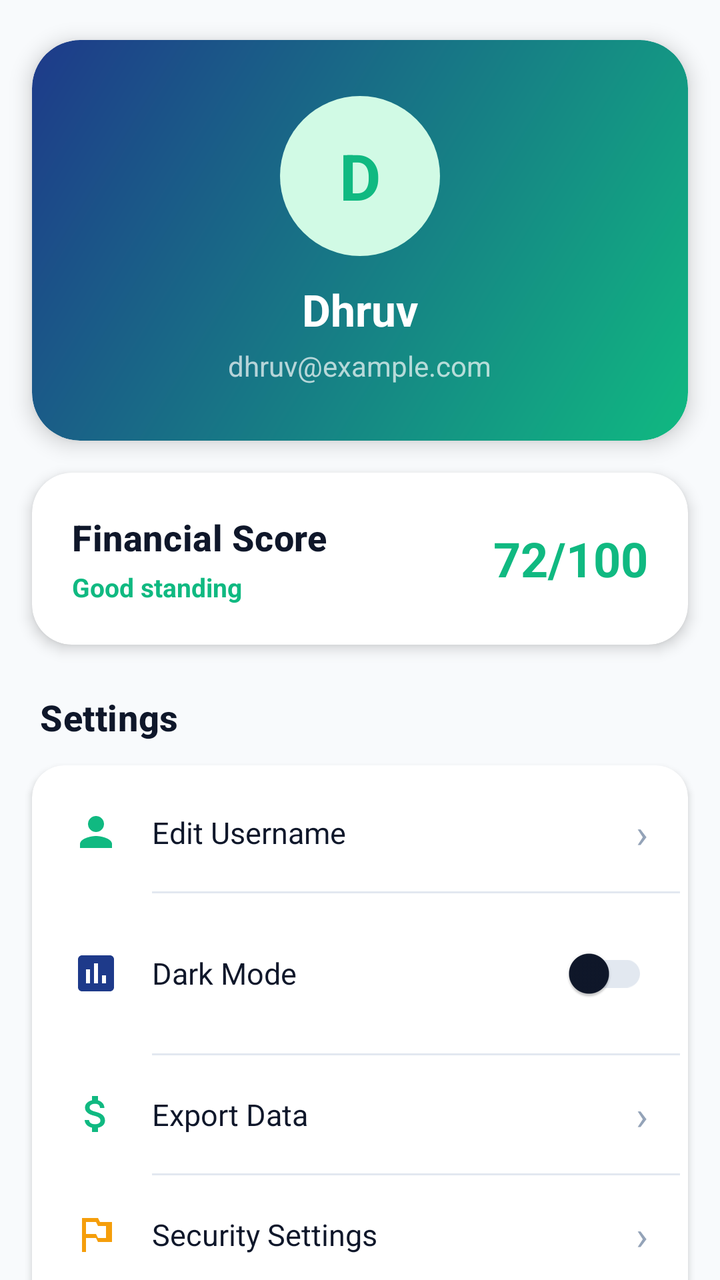
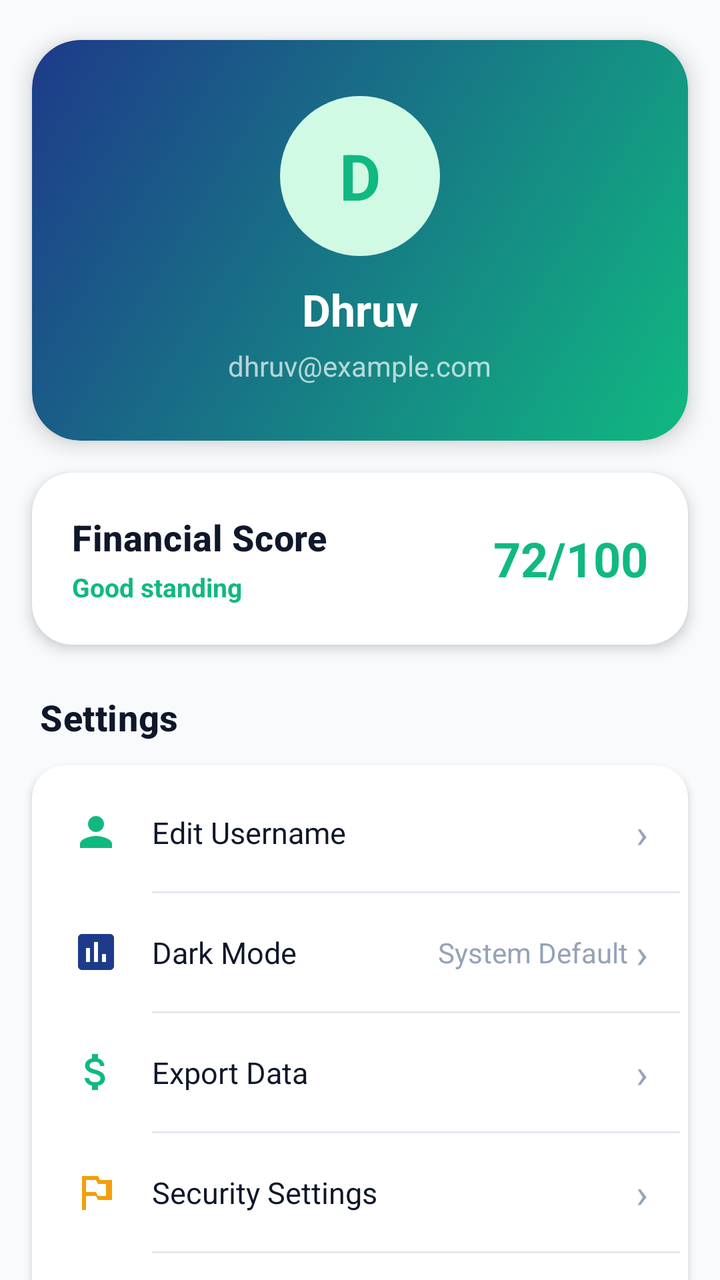

Screens rendered from an Android XML layout before and after an edit, with the pre-edit source and the edit as a unified diff.
<!-- AndroidManifest.xml: application theme Theme.DhanRakshak -->
<!-- res/layout/fragment_profile.xml -->
<?xml version="1.0" encoding="utf-8"?>
<ScrollView xmlns:android="http://schemas.android.com/apk/res/android"
    xmlns:app="http://schemas.android.com/apk/res-auto"
    android:layout_width="match_parent"
    android:layout_height="match_parent"
    android:background="@color/background"
    android:scrollbars="none"
    android:fillViewport="true">

    <LinearLayout
        android:layout_width="match_parent"
        android:layout_height="wrap_content"
        android:orientation="vertical"
        android:paddingBottom="16dp">

        
        <androidx.cardview.widget.CardView
            android:layout_width="match_parent"
            android:layout_height="wrap_content"
            android:layout_marginStart="16dp"
            android:layout_marginEnd="16dp"
            android:layout_marginTop="20dp"
            app:cardCornerRadius="24dp"
            app:cardElevation="6dp">

            <LinearLayout
                android:layout_width="match_parent"
                android:layout_height="wrap_content"
                android:background="@drawable/gradient_primary"
                android:gravity="center"
                android:orientation="vertical"
                android:padding="28dp">

                
                <FrameLayout
                    android:layout_width="80dp"
                    android:layout_height="80dp">

                    <View
                        android:layout_width="80dp"
                        android:layout_height="80dp"
                        android:background="@drawable/bg_quick_action" />

                    <TextView
                        android:id="@+id/tvAvatarLetter"
                        android:layout_width="wrap_content"
                        android:layout_height="wrap_content"
                        android:layout_gravity="center"
                        android:text="D"
                        android:textColor="@color/primary"
                        android:textSize="32sp"
                        android:textStyle="bold" />
                </FrameLayout>

                <TextView
                    android:id="@+id/tvProfileName"
                    android:layout_width="wrap_content"
                    android:layout_height="wrap_content"
                    android:layout_marginTop="12dp"
                    android:text="Dhruv"
                    android:textColor="@color/white"
                    android:textSize="22sp"
                    android:textStyle="bold" />

                <TextView
                    android:id="@+id/tvProfileEmail"
                    android:layout_width="wrap_content"
                    android:layout_height="wrap_content"
                    android:layout_marginTop="4dp"
                    android:text="dhruv@example.com"
                    android:textColor="#B0FFFFFF"
                    android:textSize="14sp" />
            </LinearLayout>
        </androidx.cardview.widget.CardView>

        
        <androidx.cardview.widget.CardView
            android:layout_width="match_parent"
            android:layout_height="wrap_content"
            android:layout_marginStart="16dp"
            android:layout_marginEnd="16dp"
            android:layout_marginTop="16dp"
            app:cardCornerRadius="20dp"
            app:cardElevation="4dp"
            app:cardBackgroundColor="@color/card_background">

            <LinearLayout
                android:layout_width="match_parent"
                android:layout_height="wrap_content"
                android:orientation="horizontal"
                android:padding="20dp"
                android:gravity="center_vertical">

                <LinearLayout
                    android:layout_width="0dp"
                    android:layout_height="wrap_content"
                    android:layout_weight="1"
                    android:orientation="vertical">

                    <TextView
                        android:layout_width="wrap_content"
                        android:layout_height="wrap_content"
                        android:text="Financial Score"
                        style="@style/SectionTitle" />

                    <TextView
                        android:id="@+id/tvScoreStatus"
                        android:layout_width="wrap_content"
                        android:layout_height="wrap_content"
                        android:layout_marginTop="4dp"
                        android:text="Good standing"
                        android:textColor="@color/primary"
                        android:textSize="13sp"
                        android:textStyle="bold" />
                </LinearLayout>

                <TextView
                    android:id="@+id/tvProfileScore"
                    android:layout_width="wrap_content"
                    android:layout_height="wrap_content"
                    android:text="72/100"
                    android:textColor="@color/primary"
                    android:textSize="24sp"
                    android:textStyle="bold" />
            </LinearLayout>
        </androidx.cardview.widget.CardView>

        
        <TextView
            android:layout_width="wrap_content"
            android:layout_height="wrap_content"
            android:layout_marginStart="20dp"
            android:layout_marginTop="24dp"
            android:text="Settings"
            style="@style/SectionTitle" />

        
        <androidx.cardview.widget.CardView
            android:layout_width="match_parent"
            android:layout_height="wrap_content"
            android:layout_marginStart="16dp"
            android:layout_marginEnd="16dp"
            android:layout_marginTop="12dp"
            app:cardCornerRadius="16dp"
            app:cardElevation="2dp"
            app:cardBackgroundColor="@color/card_background">

            <LinearLayout
                android:layout_width="match_parent"
                android:layout_height="wrap_content"
                android:orientation="vertical"
                android:padding="4dp">

                
                <LinearLayout
                    android:id="@+id/btnEditUsername"
                    android:layout_width="match_parent"
                    android:layout_height="wrap_content"
                    android:gravity="center_vertical"
                    android:orientation="horizontal"
                    android:padding="16dp">

                    <ImageView
                        android:layout_width="24dp"
                        android:layout_height="24dp"
                        android:src="@drawable/ic_profile_nav"
                        android:tint="@color/primary" />

                    <TextView
                        android:layout_width="0dp"
                        android:layout_height="wrap_content"
                        android:layout_marginStart="16dp"
                        android:layout_weight="1"
                        android:text="Edit Username"
                        android:textColor="@color/text_primary"
                        android:textSize="15sp" />

                    <TextView
                        android:layout_width="wrap_content"
                        android:layout_height="wrap_content"
                        android:text="›"
                        android:textColor="@color/text_hint"
                        android:textSize="20sp" />
                </LinearLayout>

                <View
                    android:layout_width="match_parent"
                    android:layout_height="1dp"
                    android:layout_marginStart="56dp"
                    android:background="@color/divider" />

                
                <LinearLayout
                    android:layout_width="match_parent"
                    android:layout_height="wrap_content"
                    android:gravity="center_vertical"
                    android:orientation="horizontal"
                    android:padding="16dp">

                    <ImageView
                        android:layout_width="24dp"
                        android:layout_height="24dp"
                        android:src="@drawable/ic_insights_nav"
                        android:tint="@color/secondary" />

                    <TextView
                        android:layout_width="0dp"
                        android:layout_height="wrap_content"
                        android:layout_marginStart="16dp"
                        android:layout_weight="1"
                        android:text="Dark Mode"
                        android:textColor="@color/text_primary"
                        android:textSize="15sp" />

                    <androidx.appcompat.widget.SwitchCompat
                        android:id="@+id/switchDarkMode"
                        android:layout_width="wrap_content"
                        android:layout_height="wrap_content" />
                </LinearLayout>

                <View
                    android:layout_width="match_parent"
                    android:layout_height="1dp"
                    android:layout_marginStart="56dp"
                    android:background="@color/divider" />

                
                <LinearLayout
                    android:id="@+id/btnExportData"
                    android:layout_width="match_parent"
                    android:layout_height="wrap_content"
                    android:gravity="center_vertical"
                    android:orientation="horizontal"
                    android:padding="16dp">

                    <ImageView
                        android:layout_width="24dp"
                        android:layout_height="24dp"
                        android:src="@drawable/ic_income_nav"
                        android:tint="@color/income_green" />

                    <TextView
                        android:layout_width="0dp"
                        android:layout_height="wrap_content"
                        android:layout_marginStart="16dp"
                        android:layout_weight="1"
                        android:text="Export Data"
                        android:textColor="@color/text_primary"
                        android:textSize="15sp" />

                    <TextView
                        android:layout_width="wrap_content"
                        android:layout_height="wrap_content"
                        android:text="›"
                        android:textColor="@color/text_hint"
                        android:textSize="20sp" />
                </LinearLayout>

                <View
                    android:layout_width="match_parent"
                    android:layout_height="1dp"
                    android:layout_marginStart="56dp"
                    android:background="@color/divider" />

                
                <LinearLayout
                    android:id="@+id/btnSecurity"
                    android:layout_width="match_parent"
                    android:layout_height="wrap_content"
                    android:gravity="center_vertical"
                    android:orientation="horizontal"
                    android:padding="16dp">

                    <ImageView
                        android:layout_width="24dp"
                        android:layout_height="24dp"
                        android:src="@drawable/ic_set_goal"
                        android:tint="@color/warning_orange" />

                    <TextView
                        android:layout_width="0dp"
                        android:layout_height="wrap_content"
                        android:layout_marginStart="16dp"
                        android:layout_weight="1"
                        android:text="Security Settings"
                        android:textColor="@color/text_primary"
                        android:textSize="15sp" />

                    <TextView
                        android:layout_width="wrap_content"
                        android:layout_height="wrap_content"
                        android:text="›"
                        android:textColor="@color/text_hint"
                        android:textSize="20sp" />
                </LinearLayout>

                <View
                    android:layout_width="match_parent"
                    android:layout_height="1dp"
                    android:layout_marginStart="56dp"
                    android:background="@color/divider" />

                
                <LinearLayout
                    android:id="@+id/btnAbout"
                    android:layout_width="match_parent"
                    android:layout_height="wrap_content"
                    android:gravity="center_vertical"
                    android:orientation="horizontal"
                    android:padding="16dp">

                    <ImageView
                        android:layout_width="24dp"
                        android:layout_height="24dp"
                        android:src="@drawable/ic_notification"
                        android:tint="@color/balance_blue" />

                    <TextView
                        android:layout_width="0dp"
                        android:layout_height="wrap_content"
                        android:layout_marginStart="16dp"
                        android:layout_weight="1"
                        android:text="About App"
                        android:textColor="@color/text_primary"
                        android:textSize="15sp" />

                    <TextView
                        android:layout_width="wrap_content"
                        android:layout_height="wrap_content"
                        android:text="›"
                        android:textColor="@color/text_hint"
                        android:textSize="20sp" />
                </LinearLayout>
            </LinearLayout>
        </androidx.cardview.widget.CardView>

        
        <TextView
            android:layout_width="wrap_content"
            android:layout_height="wrap_content"
            android:layout_marginStart="20dp"
            android:layout_marginTop="24dp"
            android:text="Danger Zone"
            android:textColor="@color/expense_red"
            android:textSize="14sp"
            android:textStyle="bold" />

        <androidx.cardview.widget.CardView
            android:layout_width="match_parent"
            android:layout_height="wrap_content"
            android:layout_marginStart="16dp"
            android:layout_marginEnd="16dp"
            android:layout_marginTop="12dp"
            app:cardCornerRadius="16dp"
            app:cardElevation="2dp"
            app:cardBackgroundColor="@color/card_background">

            <LinearLayout
                android:layout_width="match_parent"
                android:layout_height="wrap_content"
                android:orientation="vertical"
                android:padding="4dp">

                
                <LinearLayout
                    android:id="@+id/btnClearData"
                    android:layout_width="match_parent"
                    android:layout_height="wrap_content"
                    android:gravity="center_vertical"
                    android:orientation="horizontal"
                    android:padding="16dp">

                    <ImageView
                        android:layout_width="24dp"
                        android:layout_height="24dp"
                        android:src="@drawable/ic_delete"
                        android:tint="@color/expense_red" />

                    <TextView
                        android:layout_width="0dp"
                        android:layout_height="wrap_content"
                        android:layout_marginStart="16dp"
                        android:layout_weight="1"
                        android:text="Clear All Data"
                        android:textColor="@color/expense_red"
                        android:textSize="15sp" />
                </LinearLayout>

                <View
                    android:layout_width="match_parent"
                    android:layout_height="1dp"
                    android:layout_marginStart="56dp"
                    android:background="@color/divider" />

                
                <LinearLayout
                    android:id="@+id/btnLogout"
                    android:layout_width="match_parent"
                    android:layout_height="wrap_content"
                    android:gravity="center_vertical"
                    android:orientation="horizontal"
                    android:padding="16dp">

                    <ImageView
                        android:layout_width="24dp"
                        android:layout_height="24dp"
                        android:src="@drawable/ic_expense_nav"
                        android:tint="@color/expense_red" />

                    <TextView
                        android:layout_width="0dp"
                        android:layout_height="wrap_content"
                        android:layout_marginStart="16dp"
                        android:layout_weight="1"
                        android:text="Logout"
                        android:textColor="@color/expense_red"
                        android:textSize="15sp"
                        android:textStyle="bold" />
                </LinearLayout>
            </LinearLayout>
        </androidx.cardview.widget.CardView>

        
        <TextView
            android:layout_width="match_parent"
            android:layout_height="wrap_content"
            android:layout_marginTop="24dp"
            android:gravity="center"
            android:text="Dhan Rakshak v1.0\nMade with ❤️ by Dhruv"
            android:textColor="@color/text_hint"
            android:textSize="12sp"
            android:lineSpacingMultiplier="1.4" />

    </LinearLayout>
</ScrollView>
<!-- resources referenced by this layout -->
<resources>
  <color name="background">#F8FAFC</color>
  <color name="balance_blue">#3B82F6</color>
  <color name="card_background">#FFFFFF</color>
  <color name="divider">#E2E8F0</color>
  <color name="expense_red">#EF4444</color>
  <color name="income_green">#10B981</color>
  <color name="primary">#10B981</color>
  <color name="secondary">#1E3A8A</color>
  <color name="text_hint">#94A3B8</color>
  <color name="text_primary">#0F172A</color>
  <color name="warning_orange">#F59E0B</color>
  <color name="white">#FFFFFFFF</color>
  <!-- drawable bg_quick_action (drawable) -->
  <?xml version="1.0" encoding="utf-8"?>
  <shape xmlns:android="http://schemas.android.com/apk/res/android"
      android:shape="oval">
      <solid android:color="@color/primary_container" />
      <size
          android:width="56dp"
          android:height="56dp" />
  </shape>
  <!-- drawable gradient_primary (drawable) -->
  <?xml version="1.0" encoding="utf-8"?>
  <shape xmlns:android="http://schemas.android.com/apk/res/android">
      <gradient
          android:angle="135"
          android:startColor="@color/gradient_start"
          android:endColor="@color/gradient_end"
          android:type="linear" />
      <corners android:radius="24dp" />
  </shape>
  <!-- drawable ic_delete (drawable) -->
  <vector xmlns:android="http://schemas.android.com/apk/res/android"
      android:width="24dp"
      android:height="24dp"
      android:viewportWidth="24"
      android:viewportHeight="24">
      <path
          android:fillColor="@color/expense_red"
          android:pathData="M6,19c0,1.1 0.9,2 2,2h8c1.1,0 2,-0.9 2,-2V7H6V19zM19,4h-3.5l-1,-1h-5l-1,1H5v2h14V4z" />
  </vector>
  <!-- drawable ic_profile_nav (drawable) -->
  <?xml version="1.0" encoding="utf-8"?>
  <vector xmlns:android="http://schemas.android.com/apk/res/android"
      android:width="24dp"
      android:height="24dp"
      android:viewportWidth="24"
      android:viewportHeight="24">
      <path
          android:fillColor="@color/on_surface"
          android:pathData="M12,12c2.21,0 4,-1.79 4,-4s-1.79,-4 -4,-4 -4,1.79 -4,4 1.79,4 4,4zM12,14c-2.67,0 -8,1.34 -8,4v2h16v-2c0,-2.66 -5.33,-4 -8,-4z" />
  </vector>
  <!-- drawable ic_set_goal (drawable) -->
  <?xml version="1.0" encoding="utf-8"?>
  <vector xmlns:android="http://schemas.android.com/apk/res/android"
      android:width="24dp"
      android:height="24dp"
      android:viewportWidth="24"
      android:viewportHeight="24">
      <path
          android:fillColor="@color/warning_orange"
          android:pathData="M14,6l-1,-2H5v17h2v-7h5l1,2h7V6h-6zM17,14h-4l-1,-2H7V6h5l1,2h4v6z" />
  </vector>
  <style name="SectionTitle">
          <item name="android:textSize">18sp</item>
          <item name="android:textStyle">bold</item>
          <item name="android:textColor">@color/text_primary</item>
          <item name="android:letterSpacing">0.01</item>
          <item name="android:fontFamily">sans-serif-medium</item>
      </style>
  <style name="Theme.DhanRakshak" parent="Base.Theme.DhanRakshak" />
  <color name="primary_container">#D1FAE5</color>
  <color name="gradient_start">#10B981</color>
  <color name="gradient_end">#1E3A8A</color>
  <color name="on_surface">#0F172A</color>
  <color name="on_primary">#FFFFFF</color>
  <color name="on_primary_container">#064E3B</color>
  <color name="on_secondary">#FFFFFF</color>
  <color name="secondary_container">#DBEAFE</color>
  <color name="surface">#FFFFFF</color>
  <color name="surface_variant">#F1F5F9</color>
  <color name="on_surface_variant">#475569</color>
  <color name="outline">#E2E8F0</color>
  <color name="nav_background">#FFFFFF</color>
  <color name="error">#EF4444</color>
  <style name="FinancialButton" parent="Widget.Material3.Button">
          <item name="android:textSize">16sp</item>
          <item name="cornerRadius">16dp</item>
          <item name="elevation">2dp</item>
      </style>
  <!-- unchanged entries left out for length: 5 -->
</resources>

<!-- the commit's change to res/layout/fragment_profile.xml (unified diff, before → after) -->
@@ -191,6 +191,7 @@
 
                 
                 <LinearLayout
+                    android:id="@+id/btnDarkMode"
                     android:layout_width="match_parent"
                     android:layout_height="wrap_content"
                     android:gravity="center_vertical"
@@ -212,10 +213,21 @@
                         android:textColor="@color/text_primary"
                         android:textSize="15sp" />
 
-                    <androidx.appcompat.widget.SwitchCompat
-                        android:id="@+id/switchDarkMode"
-                        android:layout_width="wrap_content"
-                        android:layout_height="wrap_content" />
+                    <TextView
+                        android:id="@+id/tvDarkModeValue"
+                        android:layout_width="wrap_content"
+                        android:layout_height="wrap_content"
+                        android:text="System Default"
+                        android:textColor="@color/text_hint"
+                        android:textSize="14sp"
+                        android:layout_marginEnd="4dp" />
+
+                    <TextView
+                        android:layout_width="wrap_content"
+                        android:layout_height="wrap_content"
+                        android:text="›"
+                        android:textColor="@color/text_hint"
+                        android:textSize="20sp" />
                 </LinearLayout>
 
                 <View
@@ -426,7 +438,7 @@
             android:layout_height="wrap_content"
             android:layout_marginTop="24dp"
             android:gravity="center"
-            android:text="Dhan Rakshak v1.0\nMade with ❤️ by Dhruv"
+            android:text="Dhan Rakshak v2.0\nMade with ❤️ by Dhruv"
             android:textColor="@color/text_hint"
             android:textSize="12sp"
             android:lineSpacingMultiplier="1.4" />
